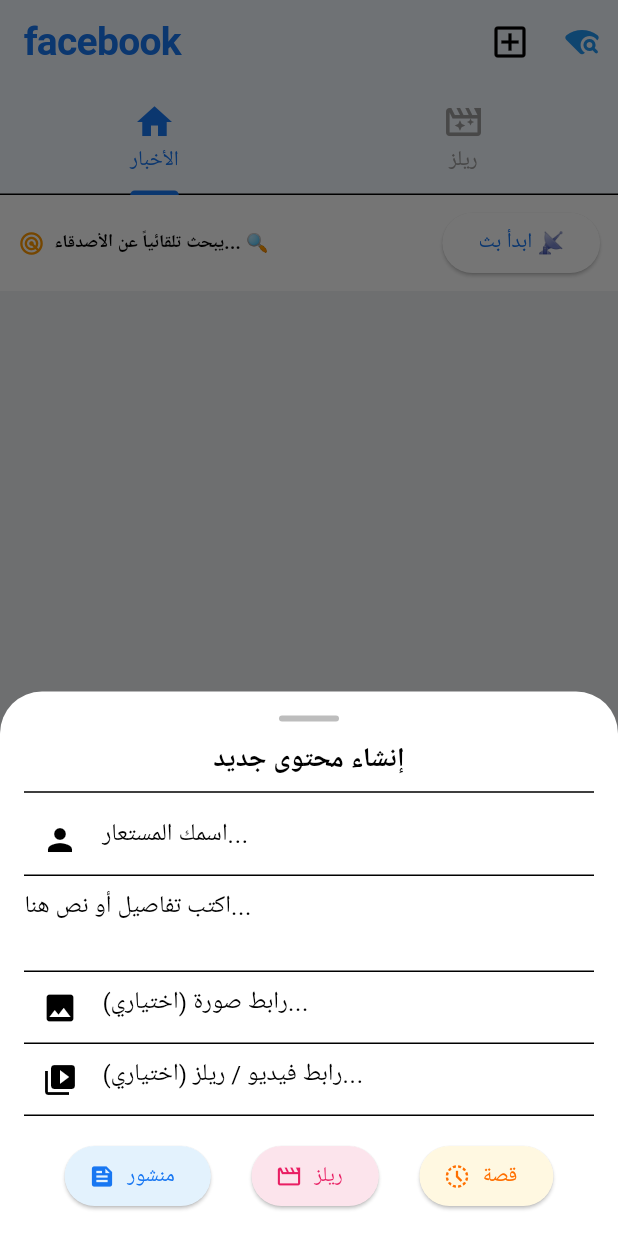
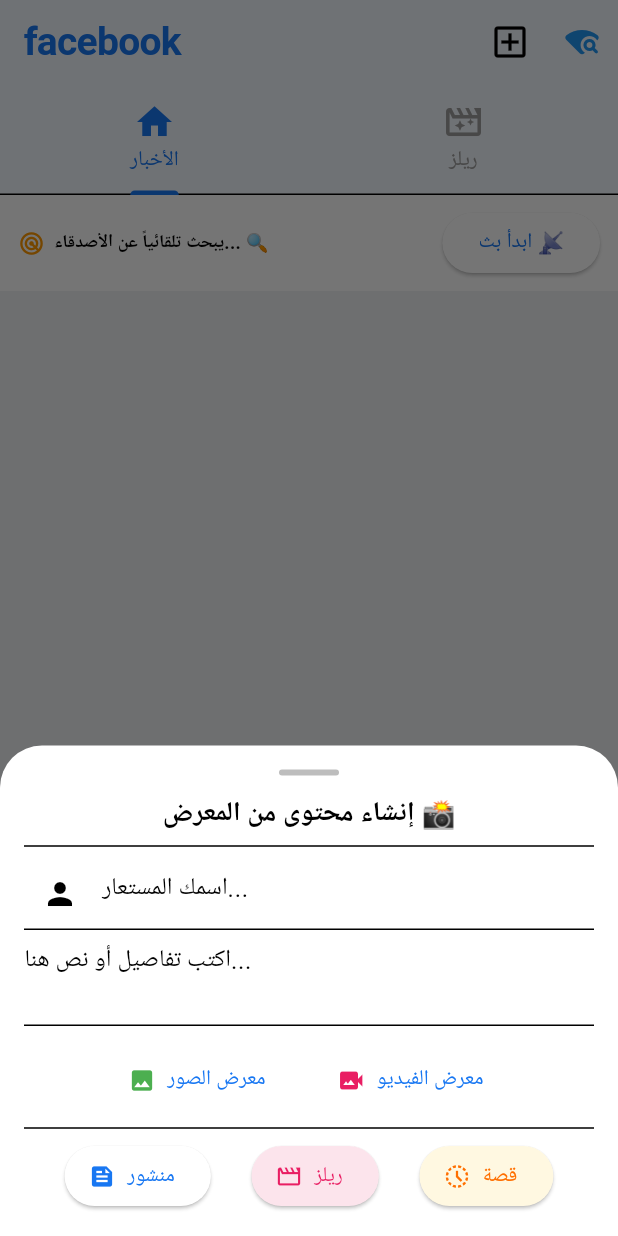
Before and after one commit to drhassimac-afk/RabahDj, a Flutter app: the screen it shows after launch, after a tap on the "add box" icon, on a phone screen of 412 x 824 dp. Run offline on Flutter 3.47's test engine with Material 3 defaults, Android fonts, the phone set to English and light mode, and no system bars; our stand-ins replace image_picker, shared_preferences, shelf, video_player; missing offline and left inert: shelf_router.

Commit message:
Implement media selection and update local server
Added image and video picking functionality using image_picker package. Updated local server routes and post handling to support media uploads.

```diff
--- a/lib/main.dart
+++ b/lib/main.dart
@@ -8,6 +8,8 @@
 import 'package:http/http.dart' as http;
 import 'package:shared_preferences/shared_preferences.dart';
 import 'package:video_player/video_player.dart';
+import 'package:image_picker/image_picker.dart'; // المكتبة الجديدة
+import 'package:path_provider/path_provider.dart'; // لتخزين الملفات محلياً وبثها
 import 'post_model.dart';
 
 void main() {
@@ -50,8 +52,6 @@
   List<PostModel> _posts = [];
   final _usernameCtrl = TextEditingController();
   final _contentCtrl = TextEditingController();
-  final _imageCtrl = TextEditingController();
-  final _videoCtrl = TextEditingController();
   final _ipServerCtrl = TextEditingController();
 
   String _myIpAddress = "جاري جلب الـ IP...";
@@ -61,6 +61,12 @@
 
   RawDatagramSocket? _udpSocket;
   Timer? _udpBroadcastTimer;
+
+  // متغيرات اختيار الملفات الحقيقية
+  final ImagePicker _picker = ImagePicker();
+  File? _selectedImageFile;
+  File? _selectedVideoFile;
+  bool _isUploading = false;
 
   @override
   void initState() {
@@ -77,8 +83,6 @@
   void dispose() {
     _usernameCtrl.dispose();
     _contentCtrl.dispose();
-    _imageCtrl.dispose();
-    _videoCtrl.dispose();
     _ipServerCtrl.dispose();
     _autoRefreshTimer?.cancel();
     _udpBroadcastTimer?.cancel();
@@ -91,14 +95,14 @@
     try {
       final prefs = await SharedPreferences.getInstance();
       final jsonList = _posts.map((p) => p.toMap()).toList();
-      await prefs.setString('local_posts_v2_backup', jsonEncode(jsonList));
+      await prefs.setString('local_posts_v3_backup', jsonEncode(jsonList));
     } catch (_) {}
   }
 
   Future<void> _loadPostsFromLocal() async {
     try {
       final prefs = await SharedPreferences.getInstance();
-      final savedData = prefs.getString('local_posts_v2_backup');
+      final savedData = prefs.getString('local_posts_v3_backup');
       if (savedData != null) {
         final List decodedList = jsonDecode(savedData);
         setState(() {
@@ -129,7 +133,6 @@
 
   void _checkForNotifications(List<PostModel> newPosts) {
     if (_posts.isEmpty && newPosts.isNotEmpty) return;
-
     if (newPosts.length > _posts.length) {
       final latest = newPosts.first;
       String typeLabel = latest.type == 'reels' ? "مقطع ريلز جديد" : (latest.type == 'story' ? "قصة جديدة" : "منشور جديد");
@@ -153,20 +156,55 @@
     }
   }
 
+  // دالة ذكية لاختيار صورة من المعرض
+  Future<void> _pickImage(StateSetter setSheetState) async {
+    final XFile? image = await _picker.pickImage(source: ImageSource.gallery);
+    if (image != null) {
+      setSheetState(() {
+        _selectedImageFile = File(image.path);
+        _selectedVideoFile = null; // إلغاء الفيديو إذا تم اختيار صورة
+      });
+    }
+  }
+
+  // دالة ذكية لاختيار فيديو من المعرض
+  Future<void> _pickVideo(StateSetter setSheetState) async {
+    final XFile? video = await _picker.pickVideo(source: ImageSource.gallery);
+    if (video != null) {
+      setSheetState(() {
+        _selectedVideoFile = File(video.path);
+        _selectedImageFile = null; // إلغاء الصورة إذا تم اختيار فيديو
+      });
+    }
+  }
+
   void _startLocalServer() async {
     final appRouter = shelf_router.Router();
 
+    // مسار جلب المنشورات
     appRouter.get('/posts', (shelf.Request request) {
       final jsonList = _posts.map((p) => p.toMap()).toList();
       return shelf.Response.ok(jsonEncode(jsonList), headers: {'Content-Type': 'application/json; charset=utf-8'});
     });
 
+    // مسار بث الملفات والصور والفيديوهات المرفوعة محلياً لأي شخص في الشبكة
+    appRouter.get('/files/<filename>', (shelf.Request request, String filename) async {
+      try {
+        final docDir = await getApplicationDocumentsDirectory();
+        final file = File('${docDir.path}/$filename');
+        if (await file.exists()) {
+          return shelf.Response.ok(file.openRead(), headers: {
+            'Content-Type': filename.endsWith('.mp4') ? 'video/mp4' : 'image/jpeg',
+          });
+        }
+      } catch (_) {}
+      return shelf.Response.notFound('File not found');
+    });
+
     appRouter.post('/add_post', (shelf.Request request) async {
       final payload = await request.readAsString();
       final newPost = PostModel.fromMap(jsonDecode(payload));
-      setState(() {
-        _posts.insert(0, newPost);
-      });
+      setState(() { _posts.insert(0, newPost); });
       _savePostsToLocal();
       return shelf.Response.ok(jsonEncode({'status': 'success'}));
     });
@@ -205,7 +243,7 @@
         _ipServerCtrl.text = _myIpAddress;
       });
       _startUdpBroadcast();
-      _showNotification("تم تفعيل سيرفر فيسبوك المحلي بنجاح! 📡", Icons.router);
+      _showNotification("تم تفعيل سيرفر فيسبوك المطور بنجاح! 📡", Icons.router);
     } catch (_) {}
   }
 
@@ -249,30 +287,48 @@
         final List decodedList = jsonDecode(utf8.decode(response.bodyBytes));
         final List<PostModel> incomingPosts = decodedList.map((item) => PostModel.fromMap(item)).toList();
         _checkForNotifications(incomingPosts);
-        setState(() {
-          _posts = incomingPosts;
-        });
+        setState(() { _posts = incomingPosts; });
         _savePostsToLocal();
       }
     } catch (_) {}
   }
 
+  // دالة النشر الذكية المتوافقة مع ملفات الاستوديو الحقيقية والبث المحلي
   Future<void> _sendMediaPost(String type) async {
     final content = _contentCtrl.text.trim();
     final user = _usernameCtrl.text.trim();
-    final imgUrl = _imageCtrl.text.trim();
-    final videoUrl = _videoCtrl.text.trim();
     final targetIp = _ipServerCtrl.text.trim();
 
-    if (content.isEmpty && imgUrl.isEmpty && videoUrl.isEmpty) return;
+    if (content.isEmpty && _selectedImageFile == null && _selectedVideoFile == null) return;
     if (targetIp.isEmpty) return;
+
+    setState(() => _isUploading = true);
+
+    String? localImgUrl;
+    String? localVideoUrl;
+
+    // معالجة وحفظ الصورة المحددة داخل السيرفر المحلي لبثها للآخرين
+    if (_selectedImageFile != null) {
+      final docDir = await getApplicationDocumentsDirectory();
+      final fileName = 'img_${DateTime.now().millisecondsSinceEpoch}.jpg';
+      final savedFile = await _selectedImageFile!.copy('${docDir.path}/$fileName');
+      localImgUrl = 'http://$_myIpAddress:8080/files/$fileName';
+    }
+
+    // معالجة وحفظ الفيديو المحدد داخل السيرفر المحلي لبثه للآخرين
+    if (_selectedVideoFile != null) {
+      final docDir = await getApplicationDocumentsDirectory();
+      final fileName = 'vid_${DateTime.now().millisecondsSinceEpoch}.mp4';
+      final savedFile = await _selectedVideoFile!.copy('${docDir.path}/$fileName');
+      localVideoUrl = 'http://$_myIpAddress:8080/files/$fileName';
+    }
 
     final newPost = PostModel(
       id: DateTime.now().millisecondsSinceEpoch.toString(),
       username: user.isEmpty ? "مستخدم محلي" : user,
       content: content,
-      imageUrl: imgUrl.isEmpty ? null : imgUrl,
-      videoUrl: videoUrl.isEmpty ? null : videoUrl,
+      imageUrl: localImgUrl,
+      videoUrl: localVideoUrl,
       type: type,
       likes: 0,
       dateTime: DateTime.now(),
@@ -280,18 +336,29 @@
     );
 
     if (_isServerRunning && targetIp == _myIpAddress) {
-      setState(() => _posts.insert(0, newPost));
+      setState(() {
+        _posts.insert(0, newPost);
+        _isUploading = false;
+        _selectedImageFile = null;
+        _selectedVideoFile = null;
+      });
       _savePostsToLocal();
-      _showNotification("تم النشر بنجاح! ✅", Icons.check_circle);
+      _showNotification("تم نشر محتواك من المعرض بنجاح! 🎉", Icons.check_circle);
     } else {
       try {
-        await http.post(Uri.parse('http://$targetIp:8080/add_post'), body: newPost.toJson());
+        final res = await http.post(Uri.parse('http://$targetIp:8080/add_post'), body: newPost.toJson());
+        if (res.statusCode == 200) {
+          _showNotification("تم الإرسال إلى شبكة الصديق! 🚀", Icons.send);
+        }
       } catch (_) {}
+      setState(() {
+        _isUploading = false;
+        _selectedImageFile = null;
+        _selectedVideoFile = null;
+      });
     }
 
     _contentCtrl.clear();
-    _imageCtrl.clear();
-    _videoCtrl.clear();
     _silentRefreshPosts();
     Navigator.pop(context);
   }
@@ -301,6 +368,8 @@
       context: context,
       isScrollControlled: true,
       builder: (context) {
+        return StatefulBuilder(
+          builder: (BuildContext context, StateSetter setSheetState) {
             return Padding(
               padding: EdgeInsets.only(bottom: MediaQuery.of(context).viewInsets.bottom, top: 16, left: 16, right: 16),
               child: Column(
@@ -308,39 +377,42 @@
                 children: [
                   Container(width: 40, height: 4, decoration: BoxDecoration(color: Colors.grey.shade400, borderRadius: BorderRadius.circular(10))),
                   const SizedBox(height: 12),
-              const Text("إنشاء محتوى جديد", style: TextStyle(fontWeight: FontWeight.bold, fontSize: 18)),
+                  const Text("إنشاء محتوى من المعرض 📸", style: TextStyle(fontWeight: FontWeight.bold, fontSize: 18)),
                   const Divider(),
                   TextField(controller: _usernameCtrl, decoration: const InputDecoration(hintText: "اسمك المستعار...", prefixIcon: Icon(Icons.person))),
                   TextField(controller: _contentCtrl, maxLines: 2, decoration: const InputDecoration(hintText: "اكتب تفاصيل أو نص هنا...")),
-              TextField(controller: _imageCtrl, decoration: const InputDecoration(hintText: "رابط صورة (اختياري)...", prefixIcon: Icon(Icons.image))),
-              TextField(controller: _videoCtrl, decoration: const InputDecoration(hintText: "رابط فيديو / ريلز (اختياري)...", prefixIcon: Icon(Icons.video_library))),
-              const SizedBox(height: 16),
+                  const SizedBox(height: 12),
+
+                  // عرض معاينة للملف المختار من الهاتف قبل النشر
+                  if (_selectedImageFile != null)
+                    Container(height: 100, width: 100, margin: const EdgeInsets.only(bottom: 10), decoration: BoxDecoration(borderRadius: BorderRadius.circular(8), image: DecorationImage(image: FileImage(_selectedImageFile!), fit: BoxFit.cover)))
+                  else if (_selectedVideoFile != null)
+                    Container(height: 60, padding: const EdgeInsets.all(8), margin: const EdgeInsets.only(bottom: 10), decoration: BoxDecoration(color: Colors.pink.shade50, borderRadius: BorderRadius.circular(8)), child: const Row(children: [Icon(Icons.video_collection, color: Colors.pink), SizedBox(width: 8), Text("تم اختيار فيديو من الهاتف جاهز للبث", style: TextStyle(color: Colors.pink, fontSize: 12))])) ,
+
                   Row(
+                    mainAxisAlignment: MainAxisAlignment.center,
+                    children: [
+                      TextButton.icon(onPressed: () => _pickImage(setSheetState), icon: const Icon(Icons.image, color: Colors.green), label: const Text("معرض الصور")),
+                      const SizedBox(width: 20),
+                      TextButton.icon(onPressed: () => _pickVideo(setSheetState), icon: const Icon(Icons.video_camera_back, color: Colors.pink), label: const Text("معرض الفيديو")),
+                    ],
+                  ),
+                  const Divider(),
+                  _isUploading
+                    ? const Padding(padding: EdgeInsets.all(8.0), child: CircularProgressIndicator())
+                    : Row(
                         mainAxisAlignment: MainAxisAlignment.spaceEvenly,
                         children: [
-                  ElevatedButton.icon(
-                    onPressed: () => _sendMediaPost('post'),
-                    icon: const Icon(Icons.feed),
-                    label: const Text("منشور"),
-                    style: ElevatedButton.styleFrom(backgroundColor: Colors.blue.shade50),
-                  ),
-                  ElevatedButton.icon(
-                    onPressed: () => _sendMediaPost('reels'),
-                    icon: const Icon(Icons.movie_creation_outlined),
-                    label: const Text("ريلز"),
-                    style: ElevatedButton.styleFrom(backgroundColor: Colors.pink.shade50, foregroundColor: Colors.pink),
-                  ),
-                  ElevatedButton.icon(
-                    onPressed: () => _sendMediaPost('story'),
-                    icon: const Icon(Icons.history_toggle_off),
-                    label: const Text("قصة"),
-                    style: ElevatedButton.styleFrom(backgroundColor: Colors.amber.shade50, foregroundColor: Colors.amber.shade900),
-                  ),
+                          ElevatedButton.icon(onPressed: () => _sendMediaPost('post'), icon: const Icon(Icons.feed), label: const Text("منشور")),
+                          ElevatedButton.icon(onPressed: () => _sendMediaPost('reels'), icon: const Icon(Icons.movie_creation_outlined), label: const Text("ريلز"), style: ElevatedButton.styleFrom(backgroundColor: Colors.pink.shade50, foregroundColor: Colors.pink)),
+                          ElevatedButton.icon(onPressed: () => _sendMediaPost('story'), icon: const Icon(Icons.history_toggle_off), label: const Text("قصة"), style: ElevatedButton.styleFrom(backgroundColor: Colors.amber.shade50, foregroundColor: Colors.amber.shade900)),
                         ],
                       ),
                   const SizedBox(height: 16),
                 ],
               ),
+            );
+          },
         );
       },
     );
@@ -392,28 +464,18 @@
                   const Divider(),
                   Row(
                     children: [
-                      Expanded(
-                        child: TextField(controller: commentInputCtrl, decoration: const InputDecoration(hintText: "اكتب تعليقاً...", border: InputBorder.none)),
-                      ),
+                      Expanded(child: TextField(controller: commentInputCtrl, decoration: const InputDecoration(hintText: "اكتب تعليقاً...", border: InputBorder.none))),
                       IconButton(
                         icon: const Icon(Icons.send, color: Color(0xFF1877F2)),
                         onPressed: () async {
                           if (commentInputCtrl.text.trim().isNotEmpty) {
                             final user = _usernameCtrl.text.trim().isEmpty ? "مستخدم محلي" : _usernameCtrl.text.trim();
                             final commentObj = CommentModel(username: user, text: commentInputCtrl.text, dateTime: DateTime.now());
-
-                            setState(() {
-                              post.comments.add(commentObj);
-                            });
-
+                            setState(() { post.comments.add(commentObj); });
                             try {
                               final targetIp = _ipServerCtrl.text.trim();
-                              await http.post(
-                                Uri.parse('http://$targetIp:8080/add_comment'),
-                                body: jsonEncode({'postId': post.id, 'comment': commentObj.toMap()}),
-                              );
+                              await http.post(Uri.parse('http://$targetIp:8080/add_comment'), body: jsonEncode({'postId': post.id, 'comment': commentObj.toMap()}));
                             } catch (_) {}
-
                             setSheetState(() { commentInputCtrl.clear(); });
                             setState(() {});
                           }
@@ -445,10 +507,7 @@
           elevation: 1,
           actions: [
             IconButton(icon: const Icon(Icons.add_box_outlined, color: Colors.black, size: 28), onPressed: _showCreatePostBottomSheet),
-            IconButton(
-              icon: Icon(_isServerRunning ? Icons.wifi : Icons.wifi_find_rounded, color: _isServerRunning ? Colors.green : Colors.blue),
-              onPressed: _getWifiIp,
-            )
+            IconButton(icon: Icon(_isServerRunning ? Icons.wifi : Icons.wifi_find_rounded, color: _isServerRunning ? Colors.green : Colors.blue), onPressed: _getWifiIp)
           ],
           bottom: const TabBar(
             tabs: [
@@ -474,7 +533,7 @@
                       const SizedBox(width: 6),
                       Expanded(
                         child: Text(
-                          _isServerRunning ? "بثك النشط على: $_myIpAddress" : (_ipServerCtrl.text.isNotEmpty ? "متصل بالمضيف: ${_ipServerCtrl.text}" : "يبحث تلقائياً عن الأصدقاء... 🔍"),
+                          _isServerRunning ? "بثك المطور نشط على: $_myIpAddress" : (_ipServerCtrl.text.isNotEmpty ? "متصل بالمضيف: ${_ipServerCtrl.text}" : "يبحث تلقائياً عن الأصدقاء... 🔍"),
                           style: const TextStyle(fontSize: 12, fontWeight: FontWeight.bold),
                         ),
                       ),
@@ -531,7 +590,6 @@
                                   Row(
                                     mainAxisAlignment: MainAxisAlignment.spaceEvenly,
                                     children: [
-                                      // تصحيح الأيقونة هنا
                                       TextButton.icon(onPressed: () { setState(() { post.likes++; }); }, icon: const Icon(Icons.thumb_up_outlined), label: Text("إعجاب (${post.likes})")),
                                       TextButton.icon(onPressed: () => _showCommentsSheet(post), icon: const Icon(Icons.comment), label: Text("تعليق (${post.comments.length})")),
                                     ],
@@ -555,9 +613,7 @@
                         children: [
                           Positioned.fill(child: Container(color: Colors.black, child: LocalVideoWidget(videoUrl: reel.videoUrl ?? ''))),
                           Positioned(
-                            bottom: 20,
-                            left: 16,
-                            right: 80,
+                            bottom: 20, left: 16, right: 80,
                             child: Column(
                               crossAxisAlignment: CrossAxisAlignment.start,
                               children: [
@@ -568,11 +624,9 @@
                             ),
                           ),
                           Positioned(
-                            bottom: 40,
-                            right: 16,
+                            bottom: 40, right: 16,
                             child: Column(
                               children: [
-                                // تصحيح اللون هنا إلى الألوان المدعومة افتراضياً
                                 IconButton(icon: const Icon(Icons.favorite, color: Colors.red), onPressed: () { setState(() { reel.likes++; }); }),
                                 Text("${reel.likes}", style: const TextStyle(color: Colors.white)),
                                 const SizedBox(height: 16),
@@ -636,16 +690,13 @@
           VideoPlayer(_controller),
           VideoProgressIndicator(_controller, allowScrubbing: true),
           Positioned(
-            top: 10,
-            right: 10,
+            top: 10, right: 10,
             child: CircleAvatar(
               backgroundColor: Colors.black45,
               child: IconButton(
                 icon: Icon(_controller.value.isPlaying ? Icons.pause : Icons.play_arrow, color: Colors.white),
                 onPressed: () {
-                  setState(() {
-                    _controller.value.isPlaying ? _controller.pause() : _controller.play();
-                  });
+                  setState(() { _controller.value.isPlaying ? _controller.pause() : _controller.play(); });
                 },
               ),
             ),
```
Lines whose indentation alone changed are shown as unchanged.
